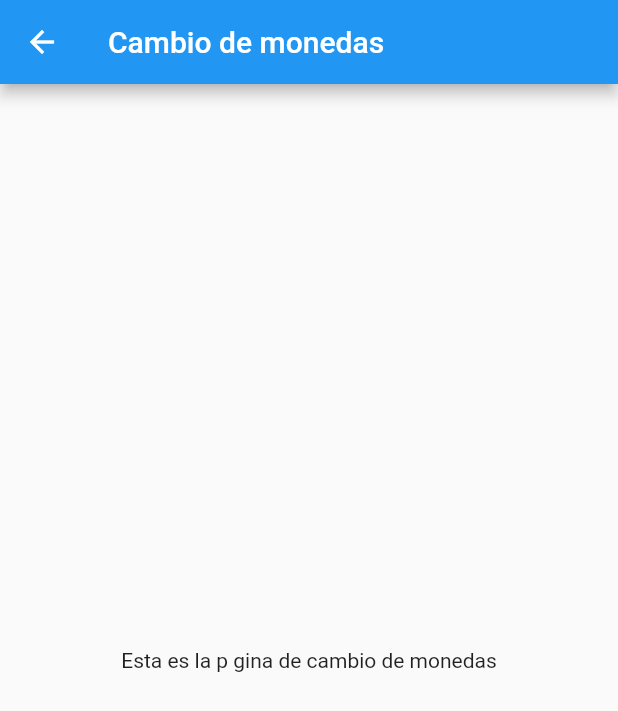
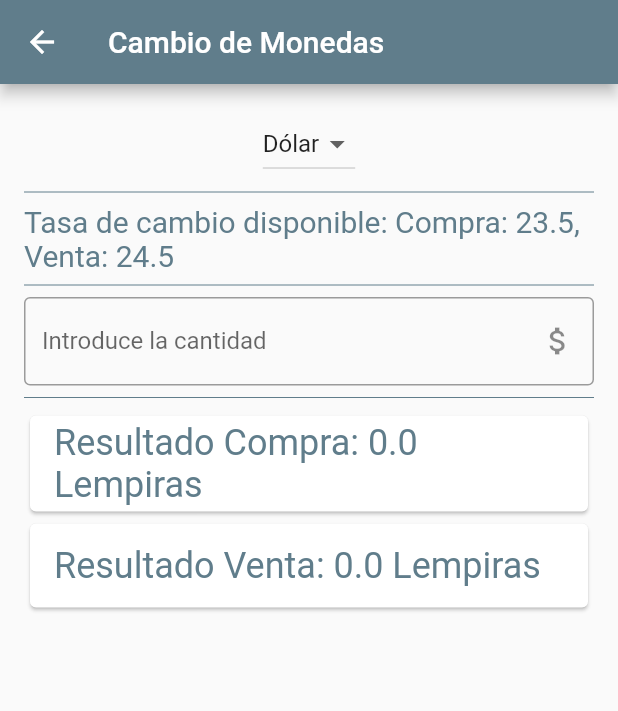
Before and after one commit to Bratth05/Examen_Parcial_1, a Flutter app: the CambioMonedaPage screen opened by its route, on a phone screen of 412 x 824 dp. Shown: the top 711 px of the screen. Run offline on Flutter 3.47's test engine with Material 2 defaults, Android fonts, the phone set to English and light mode, and no system bars; network calls fail.

Commit message:
Presentación Examen

```diff
--- a/lib/cambioMoneda.dart
+++ b/lib/cambioMoneda.dart
@@ -1,14 +1,100 @@
 import 'package:flutter/material.dart';
 
-class CambioMonedaPage extends StatelessWidget {
+class CambioMonedaPage extends StatefulWidget {
+  @override
+  _CambioMonedaPageState createState() => _CambioMonedaPageState();
+}
+
+class _CambioMonedaPageState extends State<CambioMonedaPage> {
+  final TextEditingController _controller = TextEditingController();
+  double _exchangeRateDollarCompra =
+      23.5; // Tasa de cambio para la compra de dólares
+  double _exchangeRateDollarVenta =
+      24.5; // Tasa de cambio para la venta de dólares
+  double _exchangeRateEuroCompra =
+      26.5; // Tasa de cambio para la compra de euros
+  double _exchangeRateEuroVenta = 27.5; // Tasa de cambio para la venta de euros
+  String _selectedCurrency = 'Dólar';
+  double _resultCompra = 0.0;
+  double _resultVenta = 0.0;
+
+  void _calculateExchangeRate(String value) {
+    double inputValue = double.tryParse(value) ?? 0.0;
+    setState(() {
+      if (_selectedCurrency == 'Dólar') {
+        _resultCompra = inputValue * _exchangeRateDollarCompra;
+        _resultVenta = inputValue * _exchangeRateDollarVenta;
+      } else {
+        _resultCompra = inputValue * _exchangeRateEuroCompra;
+        _resultVenta = inputValue * _exchangeRateEuroVenta;
+      }
+    });
+  }
+
   @override
   Widget build(BuildContext context) {
     return Scaffold(
       appBar: AppBar(
-        title: const Text('Cambio de monedas'),
+        title: Text('Cambio de Monedas'),
+        backgroundColor: Colors.blueGrey,
       ),
-      body: const Center(
-        child: Text('Esta es la p gina de cambio de monedas'),
+      body: Padding(
+        padding: const EdgeInsets.all(16.0),
+        child: Column(
+          children: <Widget>[
+            DropdownButton<String>(
+              value: _selectedCurrency,
+              items: <String>['Dólar', 'Euro'].map((String value) {
+                return DropdownMenuItem<String>(
+                  value: value,
+                  child: Text(value),
+                );
+              }).toList(),
+              onChanged: (String? newValue) {
+                setState(() {
+                  _selectedCurrency = newValue!;
+                  _calculateExchangeRate(_controller.text);
+                });
+              },
+            ),
+            Divider(color: Colors.blueGrey),
+            Text(
+              'Tasa de cambio disponible: ' +
+                  (_selectedCurrency == 'Dólar'
+                      ? 'Compra: $_exchangeRateDollarCompra, Venta: $_exchangeRateDollarVenta'
+                      : 'Compra: $_exchangeRateEuroCompra, Venta: $_exchangeRateEuroVenta'),
+              style: TextStyle(fontSize: 20.0, color: Colors.blueGrey),
+            ),
+            Divider(color: Colors.blueGrey),
+            TextField(
+              controller: _controller,
+              keyboardType: TextInputType.number,
+              decoration: InputDecoration(
+                labelText: 'Introduce la cantidad',
+                border: OutlineInputBorder(),
+                suffixIcon: Icon(Icons.attach_money),
+              ),
+              onChanged: _calculateExchangeRate,
+            ),
+            Divider(color: Colors.blueGrey),
+            Card(
+              child: ListTile(
+                title: Text(
+                  'Resultado Compra: $_resultCompra Lempiras',
+                  style: TextStyle(fontSize: 24.0, color: Colors.blueGrey),
+                ),
+              ),
+            ),
+            Card(
+              child: ListTile(
+                title: Text(
+                  'Resultado Venta: $_resultVenta Lempiras',
+                  style: TextStyle(fontSize: 24.0, color: Colors.blueGrey),
+                ),
+              ),
+            ),
+          ],
+        ),
       ),
     );
   }
```
